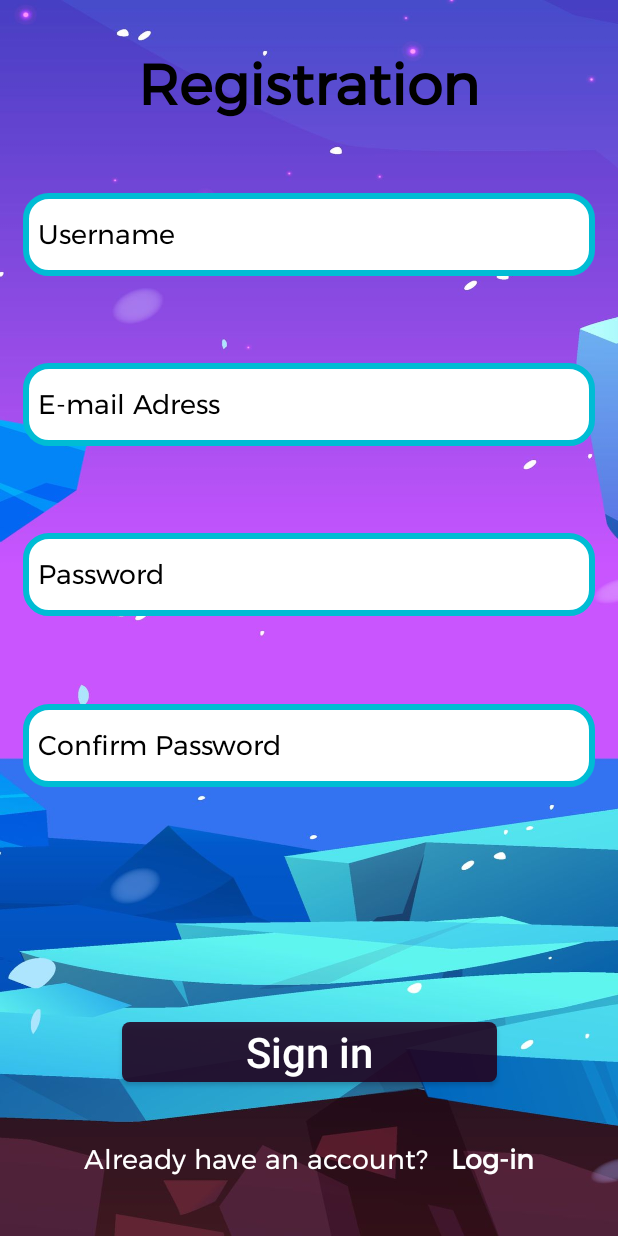
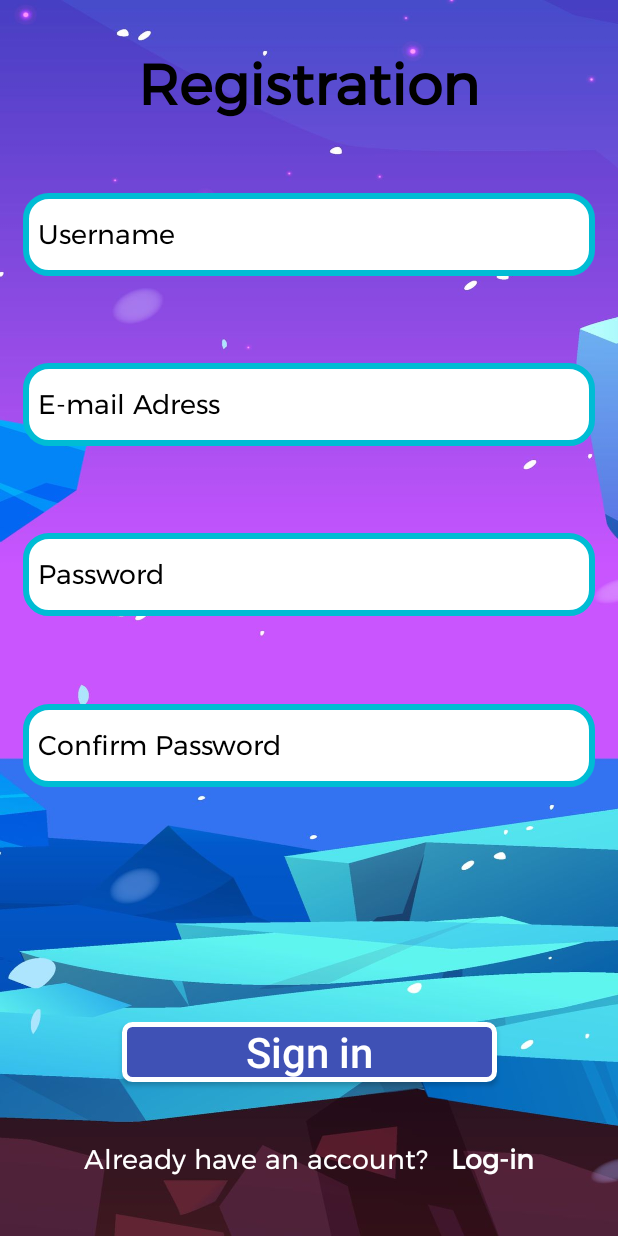
Before and after one commit to gingerbreadic/Speedy-Keys, an Android app: the registerActivity screen opened directly, with no data from a screen before it, on a phone screen of 412 x 824 dp. Run offline under Robolectric (Android 15) with nearby library versions, the phone set to English and light mode, and no system bars; libraries missing offline, so code that uses them is left out: com.vishnusivadas.advanced_httpurlconnection, javax.mail, javax.mail.internet.

Commit message:
Worked on design, did some changes in registerActivity.java.

```diff
--- a/app/src/main/java/com/gingerbread/speedykeys/SettingsFragment.java
+++ b/app/src/main/java/com/gingerbread/speedykeys/SettingsFragment.java
@@ -1,5 +1,6 @@
 package com.gingerbread.speedykeys;
 
+import android.graphics.Color;
 import android.graphics.drawable.Drawable;
 import android.os.Bundle;
 import android.view.Gravity;
@@ -73,6 +74,7 @@ public class SettingsFragment extends Fragment {
         radioButton.setGravity(Gravity.CENTER_VERTICAL);
 
         radioGroup.addView(radioButton);
+        radioButton.setTextColor(Color.WHITE);
     }
 
     private void setLocale(String langCode) {
--- a/app/src/main/res/drawable/button_bg.xml
+++ b/app/src/main/res/drawable/button_bg.xml
@@ -1,6 +1,9 @@
 <?xml version="1.0" encoding="utf-8"?>
 <shape xmlns:android="http://schemas.android.com/apk/res/android">
-    <solid android:color="#E1220421"/>
+    <solid android:color="#3F51B5"/>
 
     <corners android:radius="5dp"/>
+
+    <stroke android:color="@color/white"
+        android:width="3dp"/>
 </shape>
--- a/app/src/main/res/drawable/edittext_bg.xml
+++ b/app/src/main/res/drawable/edittext_bg.xml
@@ -6,5 +6,5 @@
     <corners android:radius="15dp"
         />
 
-    <solid android:color="#FFFFFF"/>
+    <solid android:color="@color/white"/>
 </shape>
--- a/app/src/main/res/layout/activity_register.xml
+++ b/app/src/main/res/layout/activity_register.xml
@@ -17,6 +17,7 @@
         android:textSize="38dp"
         android:textStyle="bold"
         android:textColor="@color/black"
+
         app:layout_constraintBottom_toTopOf="@id/username"
         app:layout_constraintEnd_toEndOf="parent"
         app:layout_constraintStart_toStartOf="parent"
@@ -33,6 +34,7 @@
         android:fontFamily="@font/montserratarmregular"
         android:hint="Username"
         android:textColorHint="@color/black"
+        android:textColor="@color/black"
         android:inputType="text"
         app:layout_constraintBottom_toTopOf="@id/registration_email"
         app:layout_constraintEnd_toEndOf="parent"
@@ -51,6 +53,7 @@
         android:hint="E-mail Adress"
         android:inputType="textEmailAddress"
         android:textColorHint="@color/black"
+        android:textColor="@color/black"
         app:layout_constraintBottom_toTopOf="@id/registration_pass"
         app:layout_constraintEnd_toEndOf="parent"
         app:layout_constraintStart_toStartOf="parent"
@@ -69,6 +72,7 @@
         android:hint="Password"
         android:inputType="textPassword"
         android:textColorHint="@color/black"
+        android:textColor="@color/black"
         app:layout_constraintBottom_toTopOf="@id/registration_confirmpass"
         app:layout_constraintEnd_toEndOf="parent"
         app:layout_constraintStart_toStartOf="parent"
@@ -87,6 +91,7 @@
         android:hint="Confirm Password"
         android:inputType="textPassword"
         android:textColorHint="@color/black"
+        android:textColor="@color/black"
         app:layout_constraintBottom_toTopOf="@id/verification_registration"
         app:layout_constraintEnd_toEndOf="parent"
         app:layout_constraintStart_toStartOf="parent"
@@ -104,6 +109,7 @@
         android:fontFamily="@font/montserratarmregular"
         android:hint="Verification code"
         android:textColorHint="@color/black"
+        android:textColor="@color/black"
         android:inputType="number"
         android:visibility="invisible"
         app:layout_constraintBottom_toTopOf="@id/verify_email_button"
--- a/app/src/main/res/layout/fragment_home.xml
+++ b/app/src/main/res/layout/fragment_home.xml
@@ -13,7 +13,9 @@
         android:layout_centerVertical="true"
         android:layout_marginStart="16dp"
         android:layout_marginEnd="16dp"
-        android:backgroundTint="@color/gray"
+        android:background="@drawable/button_bg"
+        android:textColor="@color/white"
+        android:textAllCaps="false"
         android:text="Play Game"
         android:textSize="30dp" />
 
```
Also changed, not shown: app/src/main/java/com/gingerbread/speedykeys/registerActivity.java (+11 -25 lines), 1 other file.
